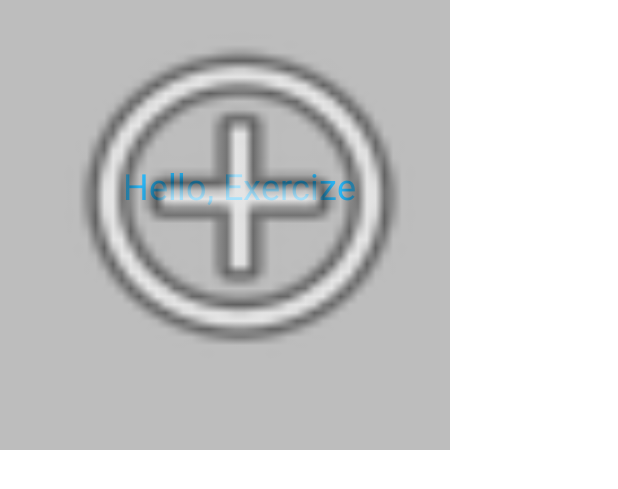
After one commit to ZacGerh/GymAssistant, an Android app: the layout sample_exercize.xml on its own in the app's theme, with its tools: preview values and no code run, on a phone screen of 412 x 824 dp. The commit adds this screen. Shown: the top 489 px of the screen. Run offline under Robolectric (Android 15) with nearby library versions, the phone set to English and light mode, and no system bars.

Commit message:
initial commit - still in heavy progress

```diff
--- /dev/null
+++ b/app/src/main/java/com/example/gymassistant/Exercize.kt
@@ -0,0 +1,156 @@
+package com.example.gymassistant
+
+import android.content.Context
+import android.graphics.Canvas
+import android.graphics.Color
+import android.graphics.Paint
+import android.graphics.drawable.Drawable
+import android.text.TextPaint
+import android.util.AttributeSet
+import android.view.View
+
+/**
+ * TODO: document your custom view class.
+ */
+class Exercize : View {
+
+    private var _exampleString: String? = null // TODO: use a default from R.string...
+    private var _exampleColor: Int = Color.RED // TODO: use a default from R.color...
+    private var _exampleDimension: Float = 0f // TODO: use a default from R.dimen...
+
+    private lateinit var textPaint: TextPaint
+    private var textWidth: Float = 0f
+    private var textHeight: Float = 0f
+
+    /**
+     * The text to draw
+     */
+    var exampleString: String?
+        get() = _exampleString
+        set(value) {
+            _exampleString = value
+            invalidateTextPaintAndMeasurements()
+        }
+
+    /**
+     * The font color
+     */
+    var exampleColor: Int
+        get() = _exampleColor
+        set(value) {
+            _exampleColor = value
+            invalidateTextPaintAndMeasurements()
+        }
+
+    /**
+     * In the example view, this dimension is the font size.
+     */
+    var exampleDimension: Float
+        get() = _exampleDimension
+        set(value) {
+            _exampleDimension = value
+            invalidateTextPaintAndMeasurements()
+        }
+
+    /**
+     * In the example view, this drawable is drawn above the text.
+     */
+    var exampleDrawable: Drawable? = null
+
+    constructor(context: Context) : super(context) {
+        init(null, 0)
+    }
+
+    constructor(context: Context, attrs: AttributeSet) : super(context, attrs) {
+        init(attrs, 0)
+    }
+
+    constructor(context: Context, attrs: AttributeSet, defStyle: Int) : super(
+        context,
+        attrs,
+        defStyle
+    ) {
+        init(attrs, defStyle)
+    }
+
+    private fun init(attrs: AttributeSet?, defStyle: Int) {
+        // Load attributes
+        val a = context.obtainStyledAttributes(
+            attrs, R.styleable.Exercize, defStyle, 0
+        )
+
+        _exampleString = a.getString(
+            R.styleable.Exercize_exampleString
+        )
+        _exampleColor = a.getColor(
+            R.styleable.Exercize_exampleColor,
+            exampleColor
+        )
+        // Use getDimensionPixelSize or getDimensionPixelOffset when dealing with
+        // values that should fall on pixel boundaries.
+        _exampleDimension = a.getDimension(
+            R.styleable.Exercize_exampleDimension,
+            exampleDimension
+        )
+
+        if (a.hasValue(R.styleable.Exercize_exampleDrawable)) {
+            exampleDrawable = a.getDrawable(
+                R.styleable.Exercize_exampleDrawable
+            )
+            exampleDrawable?.callback = this
+        }
+
+        a.recycle()
+
+        // Set up a default TextPaint object
+        textPaint = TextPaint().apply {
+            flags = Paint.ANTI_ALIAS_FLAG
+            textAlign = Paint.Align.LEFT
+        }
+
+        // Update TextPaint and text measurements from attributes
+        invalidateTextPaintAndMeasurements()
+    }
+
+    private fun invalidateTextPaintAndMeasurements() {
+        textPaint.let {
+            it.textSize = exampleDimension
+            it.color = exampleColor
+            textWidth = it.measureText(exampleString)
+            textHeight = it.fontMetrics.bottom
+        }
+    }
+
+    override fun onDraw(canvas: Canvas) {
+        super.onDraw(canvas)
+
+        // TODO: consider storing these as member variables to reduce
+        // allocations per draw cycle.
+        val paddingLeft = paddingLeft
+        val paddingTop = paddingTop
+        val paddingRight = paddingRight
+        val paddingBottom = paddingBottom
+
+        val contentWidth = width - paddingLeft - paddingRight
+        val contentHeight = height - paddingTop - paddingBottom
+
+        exampleString?.let {
+            // Draw the text.
+            canvas.drawText(
+                it,
+                paddingLeft + (contentWidth - textWidth) / 2,
+                paddingTop + (contentHeight + textHeight) / 2,
+                textPaint
+            )
+        }
+
+        // Draw the example drawable on top of the text.
+        exampleDrawable?.let {
+            it.setBounds(
+                paddingLeft, paddingTop,
+                paddingLeft + contentWidth, paddingTop + contentHeight
+            )
+            it.draw(canvas)
+        }
+    }
+}
--- /dev/null
+++ b/app/src/main/res/layout/sample_exercize.xml
@@ -0,0 +1,16 @@
+<FrameLayout xmlns:android="http://schemas.android.com/apk/res/android"
+    xmlns:app="http://schemas.android.com/apk/res-auto"
+    android:layout_width="match_parent"
+    android:layout_height="match_parent">
+
+    <com.example.gymassistant.Exercize
+        style="@style/Widget.Theme.GymAssistant.MyView"
+        android:layout_width="300dp"
+        android:layout_height="300dp"
+        android:paddingLeft="20dp"
+        android:paddingBottom="40dp"
+        app:exampleDimension="24sp"
+        app:exampleDrawable="@android:drawable/ic_menu_add"
+        app:exampleString="Hello, Exercize" />
+
+</FrameLayout>
--- /dev/null
+++ b/app/src/main/res/values-night/styles.xml
@@ -0,0 +1,7 @@
+<resources>
+
+    <style name="Widget.Theme.GymAssistant.MyView" parent="">
+        <item name="android:background">@color/gray_600</item>
+        <item name="exampleColor">@color/light_blue_600</item>
+    </style>
+</resources>
--- a/app/src/main/res/values/colors.xml
+++ b/app/src/main/res/values/colors.xml
@@ -7,4 +7,8 @@
     <color name="teal_700">#FF018786</color>
     <color name="black">#FF000000</color>
     <color name="white">#FFFFFFFF</color>
+    <color name="light_blue_400">#FF29B6F6</color>
+    <color name="light_blue_600">#FF039BE5</color>
+    <color name="gray_400">#FFBDBDBD</color>
+    <color name="gray_600">#FF757575</color>
 </resources>
--- /dev/null
+++ b/app/src/main/res/values/styles.xml
@@ -0,0 +1,7 @@
+<resources>
+
+    <style name="Widget.Theme.GymAssistant.MyView" parent="">
+        <item name="android:background">@color/gray_400</item>
+        <item name="exampleColor">@color/light_blue_400</item>
+    </style>
+</resources>
--- a/build.gradle
+++ b/build.gradle
@@ -6,7 +6,7 @@ buildscript {
     }
     dependencies {
         classpath "com.android.tools.build:gradle:7.0.3"
-        classpath "org.jetbrains.kotlin:kotlin-gradle-plugin:1.5.31"
+        classpath 'org.jetbrains.kotlin:kotlin-gradle-plugin:1.6.0'
 
         // NOTE: Do not place your application dependencies here; they belong
         // in the individual module build.gradle files
```
Also changed, not shown: app/src/main/java/com/example/gymassistant/Exercise.kt (added, +39 -0 lines), app/src/main/java/com/example/gymassistant/SetButton.kt (+5 -16 lines), app/src/main/res/layout/activity_main.xml (+6 -14 lines), app/src/main/res/values/attrs.xml (+7 -0 lines), app/src/main/res/values/attrs_exercize.xml (added, +8 -0 lines).
